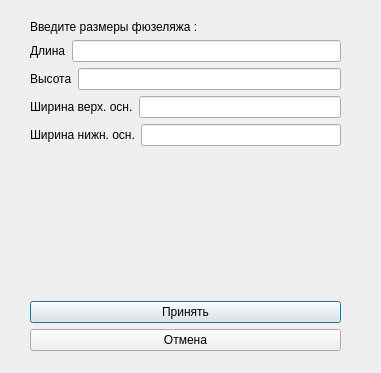
First picture: the form in flyShipment/dialogship.ui, repository Unatart/CGcourceproj, before the edit.
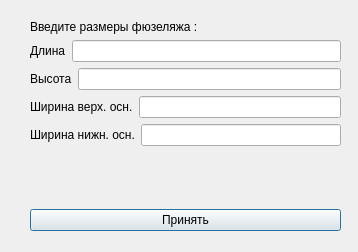
Second picture: the form after the edit.

Commit message: - add some decent info buttons. - add delete button for models.

Diff of the .ui file:
```diff
--- a/flyShipment/dialogship.ui
+++ b/flyShipment/dialogship.ui
@@ -6,8 +6,8 @@
    <rect>
     <x>0</x>
     <y>0</y>
-    <width>381</width>
-    <height>373</height>
+    <width>358</width>
+    <height>252</height>
    </rect>
   </property>
   <property name="windowTitle">
@@ -19,7 +19,7 @@
      <x>30</x>
      <y>20</y>
      <width>311</width>
-     <height>331</height>
+     <height>211</height>
     </rect>
    </property>
    <layout class="QVBoxLayout" name="verticalLayout">
@@ -112,13 +112,6 @@
       </property>
      </widget>
     </item>
-    <item>
-     <widget class="QPushButton" name="backButton">
-      <property name="text">
-       <string>Отмена</string>
-      </property>
-     </widget>
-    </item>
    </layout>
   </widget>
  </widget>
```
The commit also changes 15 other files.
